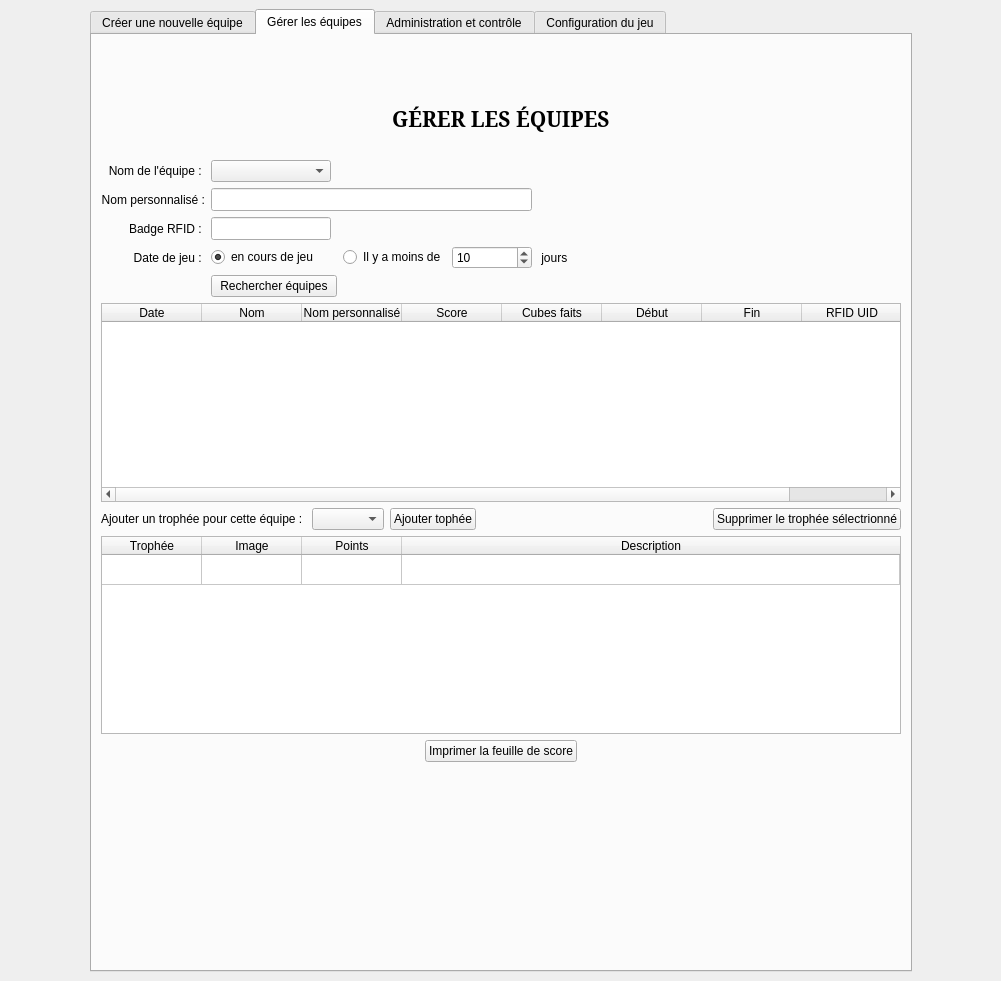
jwav/thecube-ivazio, file thecubeivazio/cubegui/cubegui.ui: the form before one commit.
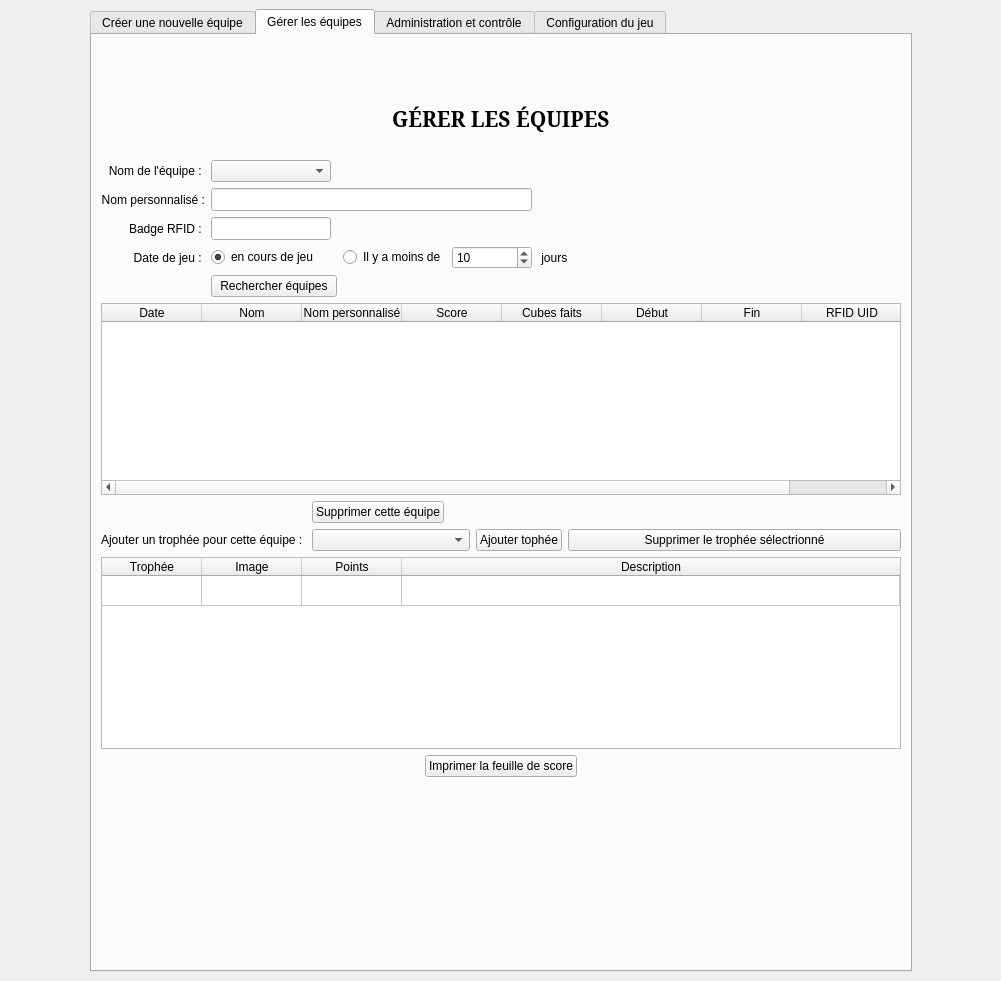
The form after the commit. Icons and pictures are not drawn.

Commit message: team deletion handled pretty well it seems

```diff
--- a/thecubeivazio/cubegui/cubegui.ui
+++ b/thecubeivazio/cubegui/cubegui.ui
@@ -824,41 +824,72 @@
         </item>
         <item>
          <layout class="QGridLayout" name="gridLayout_4">
+          <item row="0" column="4">
+           <widget class="QLabel" name="lblTeamsTeamDeleteStatus">
+            <property name="text">
+             <string>          </string>
+            </property>
+           </widget>
+          </item>
           <item row="0" column="3">
-           <spacer name="horizontalSpacer_19">
-            <property name="orientation">
-             <enum>Qt::Horizontal</enum>
+           <widget class="QPushButton" name="btnIconTeamsTeamDeleteStatus">
+            <property name="sizePolicy">
+             <sizepolicy hsizetype="Fixed" vsizetype="Fixed">
+              <horstretch>0</horstretch>
+              <verstretch>0</verstretch>
+             </sizepolicy>
             </property>
-            <property name="sizeHint" stdset="0">
+            <property name="minimumSize">
              <size>
-              <width>40</width>
+              <width>20</width>
               <height>20</height>
              </size>
             </property>
-           </spacer>
+            <property name="maximumSize">
+             <size>
+              <width>20</width>
+              <height>20</height>
+             </size>
+            </property>
+            <property name="text">
+             <string/>
+            </property>
+            <property name="flat">
+             <bool>true</bool>
+            </property>
+           </widget>
           </item>
-          <item row="0" column="0">
+          <item row="0" column="1" colspan="2">
+           <widget class="QPushButton" name="btnTeamsDeleteTeam">
+            <property name="text">
+             <string>Supprimer cette équipe</string>
+            </property>
+            <property name="icon">
+             <iconset theme="delete"/>
+            </property>
+           </widget>
+          </item>
+          <item row="1" column="0">
            <widget class="QLabel" name="label_2">
             <property name="text">
              <string>Ajouter un trophée pour cette équipe : </string>
             </property>
            </widget>
           </item>
-          <item row="0" column="1">
-           <widget class="QComboBox" name="comboTeamsAddTrophy"/>
-          </item>
-          <item row="0" column="2">
-           <widget class="QPushButton" name="btnTeamsAddTrophy">
-            <property name="text">
-             <string>Ajouter tophée</string>
+          <item row="0" column="5">
+           <spacer name="horizontalSpacer_23">
+            <property name="orientation">
+             <enum>Qt::Horizontal</enum>
             </property>
-            <property name="icon">
-             <iconset theme="add">
-              <normaloff>../../../../../home/vee/.designer/backup</normaloff>../../../../../home/vee/.designer/backup</iconset>
+            <property name="sizeHint" stdset="0">
+             <size>
+              <width>40</width>
+              <height>20</height>
+             </size>
             </property>
-           </widget>
+           </spacer>
           </item>
-          <item row="0" column="4">
+          <item row="1" column="5">
            <widget class="QPushButton" name="btnTeamsRemoveSelectedTrophy">
             <property name="text">
              <string>Supprimer le trophée sélectrionné</string>
@@ -869,6 +900,20 @@
             </property>
            </widget>
           </item>
+          <item row="1" column="4">
+           <widget class="QPushButton" name="btnTeamsAddTrophy">
+            <property name="text">
+             <string>Ajouter tophée</string>
+            </property>
+            <property name="icon">
+             <iconset theme="add">
+              <normaloff>../../../../../../home/vee/.designer/backup</normaloff>../../../../../../home/vee/.designer/backup</iconset>
+            </property>
+           </widget>
+          </item>
+          <item row="1" column="1" colspan="3">
+           <widget class="QComboBox" name="comboTeamsAddTrophy"/>
+          </item>
          </layout>
         </item>
         <item>
```
Left out of the diff: 21 changed lines with no effect on the pictures. The commit also changes 12 other files.
